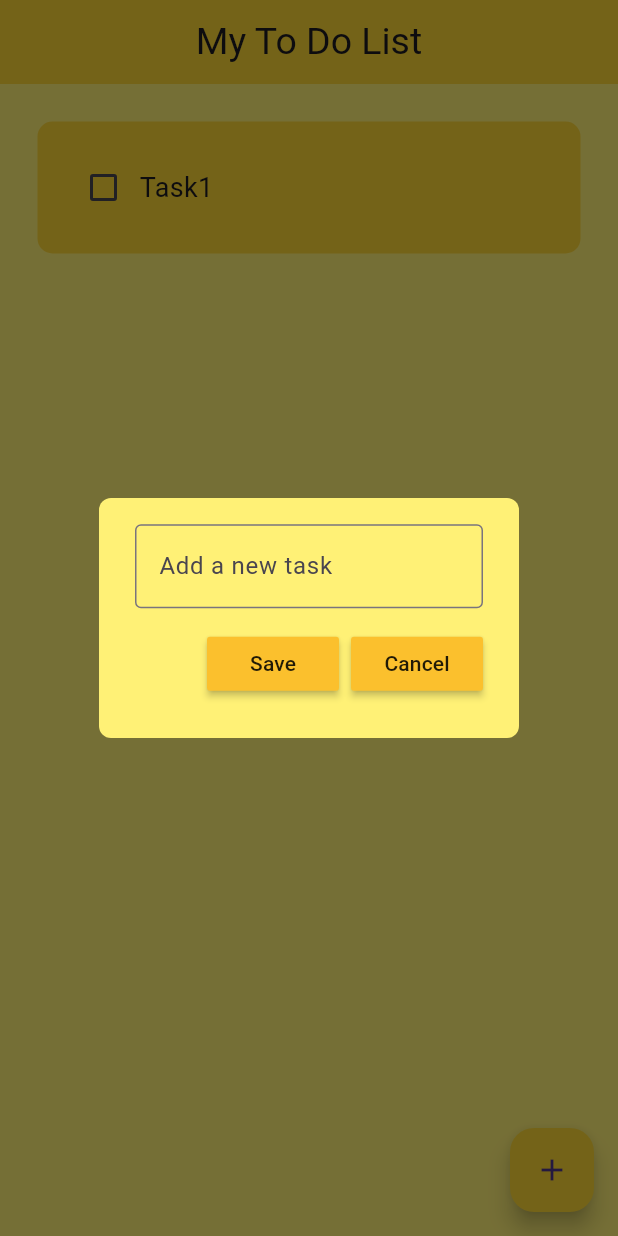
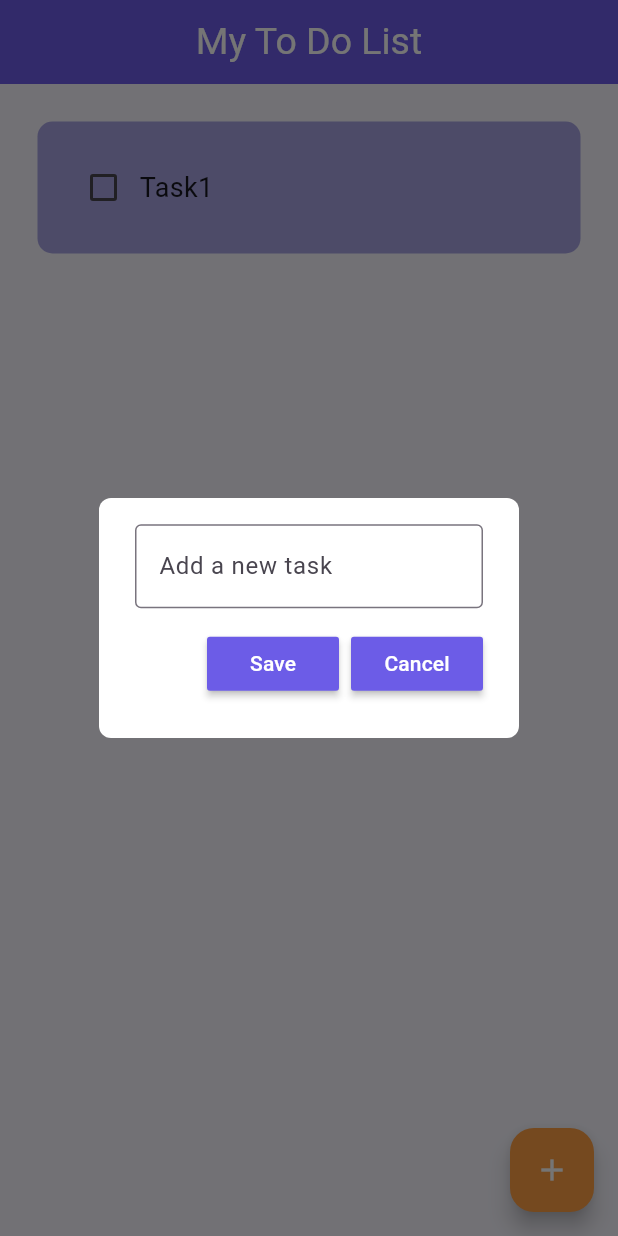
Before and after one commit to pererabsdt/to-do-list-app, a Flutter app: the screen it shows after launch, after a tap on the "add" icon, on a phone screen of 412 x 824 dp. Run offline on Flutter 3.47's test engine with Material 3 defaults, Android fonts, the phone set to English and light mode, and no system bars; drawn by our look-alikes of flutter_slidable; our stand-ins replace hive_flutter; accounts and stored records are empty.

Commit message:
Change color palette

```diff
--- a/lib/pages/home_page.dart
+++ b/lib/pages/home_page.dart
@@ -66,21 +66,21 @@ class _HomePageState extends State<HomePage> {
   @override
   Widget build(BuildContext context) {
     return Scaffold(
-      backgroundColor: Colors.yellow[300],
+      backgroundColor: Color(0xFFF8F7FF),
       appBar: AppBar(
-        backgroundColor: Colors.yellow[600],
+        backgroundColor: Color(0xFF6C5CE7),
         title: Center(
           child: Text(
             'My To Do List',
-            style: TextStyle(fontSize: 25),
+            style: TextStyle(fontSize: 25, color: Colors.white),
           ),
         ),
         elevation: 0,
       ),
       floatingActionButton: FloatingActionButton(
         onPressed: createNewTask,
-        backgroundColor: Colors.yellow[600],
-        child: Icon(Icons.add),
+        backgroundColor: Color(0xFFFF9F43), // Orange accent
+        child: Icon(Icons.add, color: Colors.white),
       ),
       body: ListView.builder(
         itemCount: db.toDoList.length,
--- a/lib/util/dialog_box.dart
+++ b/lib/util/dialog_box.dart
@@ -16,7 +16,7 @@ class DialogBox extends StatelessWidget {
   @override
   Widget build(BuildContext context) {
     return AlertDialog(
-        backgroundColor: Colors.yellow[300],
+        backgroundColor: Colors.white, // White background
         shape: RoundedRectangleBorder(
           borderRadius: BorderRadius.circular(8),
         ),
@@ -28,7 +28,9 @@ class DialogBox extends StatelessWidget {
                 TextField(
                   controller: controller,
                   decoration: InputDecoration(
-                    border: OutlineInputBorder(),
+                    border: OutlineInputBorder(
+                      borderSide: BorderSide(color: Color(0xFF6C5CE7)), // Primary purple
+                    ),
                     hintText: "Add a new task",
                   ),
                 ),
--- a/lib/util/my_button.dart
+++ b/lib/util/my_button.dart
@@ -14,7 +14,8 @@ class MyButton extends StatelessWidget {
   Widget build(BuildContext context) {
     return MaterialButton(
       onPressed: onPressed,
-      color: Colors.yellow[700],
+      color: Color(0xFF6C5CE7), // Primary purple
+      textColor: Colors.white,
       child: Text(text),
     );
   }
--- a/lib/util/to_do_tile.dart
+++ b/lib/util/to_do_tile.dart
@@ -26,7 +26,7 @@ class ToDoTile extends StatelessWidget {
             SlidableAction(
               onPressed: deleteFunction,
               icon: Icons.delete,
-              backgroundColor: Colors.yellow[800] ?? Colors.yellow,
+              backgroundColor: Color(0xFFFF9F43), // Orange accent
               borderRadius: BorderRadius.circular(10),
             )
           ],
@@ -34,7 +34,7 @@ class ToDoTile extends StatelessWidget {
         child: Container(
           padding: const EdgeInsets.all(20),
           decoration: BoxDecoration(
-            color: Colors.yellow[600],
+            color: Color(0xFFA8A4E3), // Light purple
             borderRadius: BorderRadius.circular(10),
           ),
           child: Row(
@@ -42,12 +42,13 @@ class ToDoTile extends StatelessWidget {
               Checkbox(
                 value: taskCompleted,
                 onChanged: onChanged,
-                activeColor: Colors.deepOrange,
+                activeColor: Color(0xFF6C5CE7), // Primary purple
               ),
               Text(
                 taskName,
                 style: TextStyle(
                   fontSize: 18,
+                  color: Colors.black87,
                   decoration: taskCompleted
                       ? TextDecoration.lineThrough
                       : TextDecoration.none,
```
